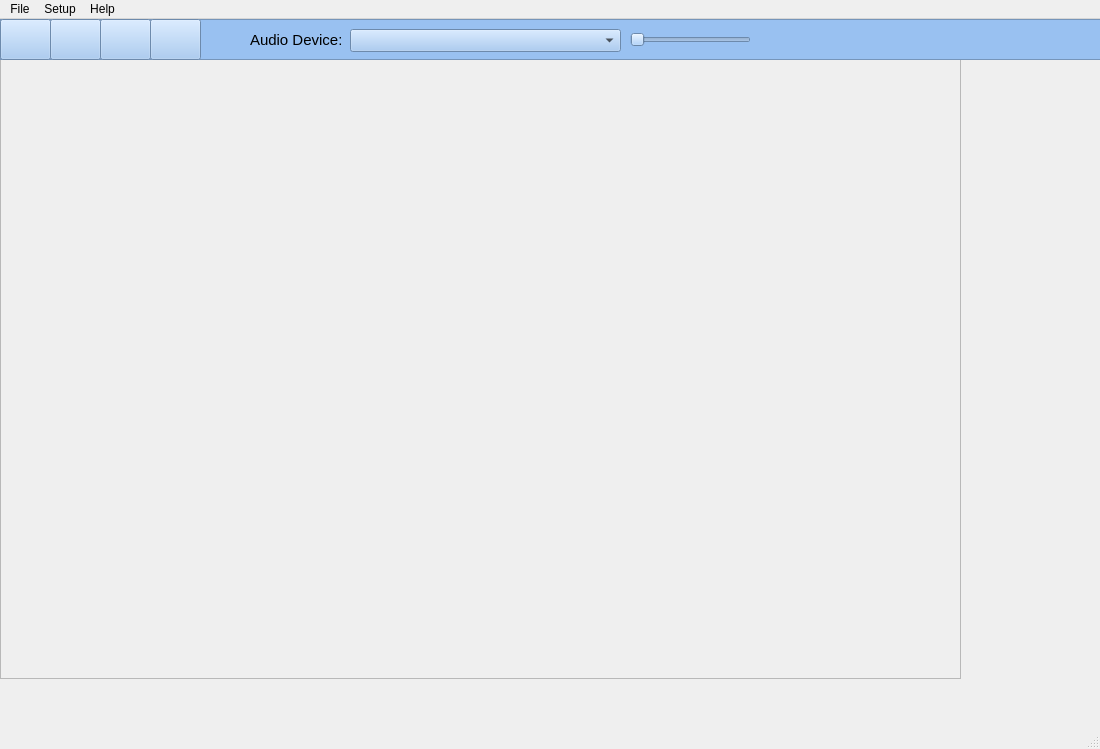
Before: the Qt Designer form CHPlayerQT/src/mainwindow.ui in puste1/CHPlayer, drawn with Qt 5.
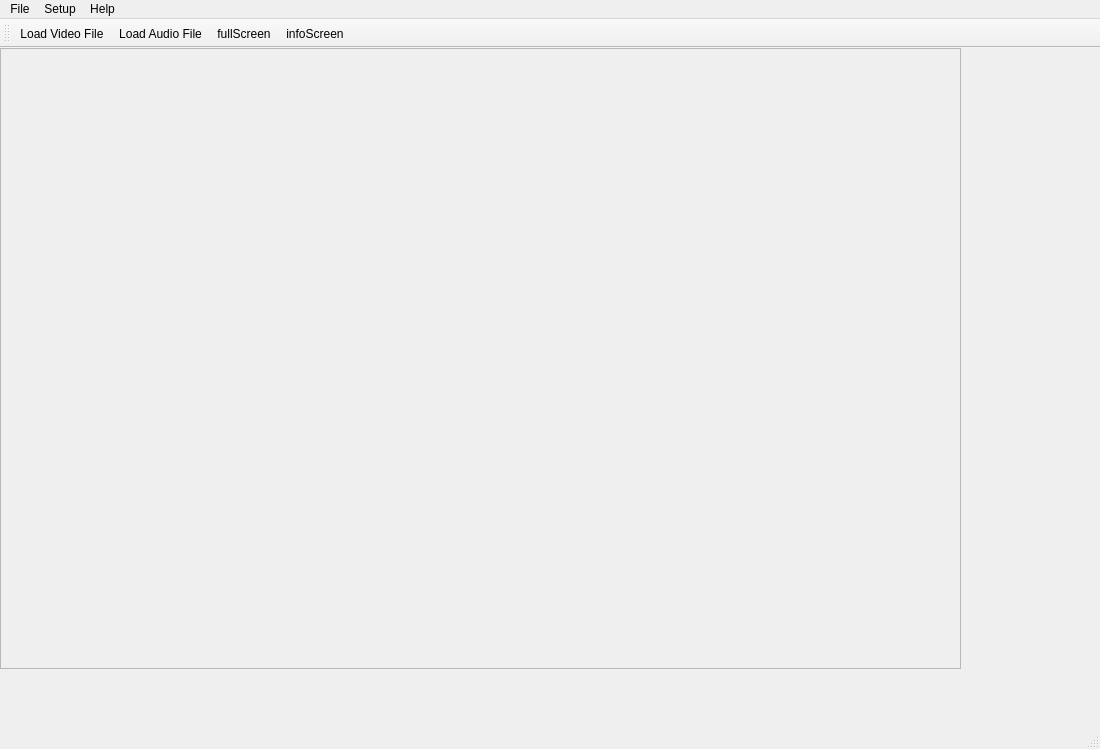
After: the same form once the commit is applied. Icons and pictures are not drawn.

```diff
--- a/CHPlayerQT/src/mainwindow.ui
+++ b/CHPlayerQT/src/mainwindow.ui
@@ -49,7 +49,7 @@
     <property name="geometry">
      <rect>
       <x>0</x>
-      <y>39</y>
+      <y>0</y>
       <width>961</width>
       <height>621</height>
      </rect>
@@ -61,639 +61,6 @@
      <enum>QFrame::Raised</enum>
     </property>
    </widget>
-   <widget class="QFrame" name="topFrame">
-    <property name="enabled">
-     <bool>true</bool>
-    </property>
-    <property name="geometry">
-     <rect>
-      <x>0</x>
-      <y>0</y>
-      <width>1111</width>
-      <height>41</height>
-     </rect>
-    </property>
-    <property name="sizePolicy">
-     <sizepolicy hsizetype="Preferred" vsizetype="Preferred">
-      <horstretch>0</horstretch>
-      <verstretch>0</verstretch>
-     </sizepolicy>
-    </property>
-    <property name="palette">
-     <palette>
-      <active>
-       <colorrole role="WindowText">
-        <brush brushstyle="SolidPattern">
-         <color alpha="255">
-          <red>0</red>
-          <green>0</green>
-          <blue>0</blue>
-         </color>
-        </brush>
-       </colorrole>
-       <colorrole role="Button">
-        <brush brushstyle="SolidPattern">
-         <color alpha="255">
-          <red>153</red>
-          <green>193</green>
-          <blue>241</blue>
-         </color>
-        </brush>
-       </colorrole>
-       <colorrole role="Light">
-        <brush brushstyle="SolidPattern">
-         <color alpha="255">
-          <red>255</red>
-          <green>255</green>
-          <blue>255</blue>
-         </color>
-        </brush>
-       </colorrole>
-       <colorrole role="Midlight">
-        <brush brushstyle="SolidPattern">
-         <color alpha="255">
-          <red>204</red>
-          <green>224</green>
-          <blue>248</blue>
-         </color>
-        </brush>
-       </colorrole>
-       <colorrole role="Dark">
-        <brush brushstyle="SolidPattern">
-         <color alpha="255">
-          <red>76</red>
-          <green>96</green>
-          <blue>120</blue>
-         </color>
-        </brush>
-       </colorrole>
-       <colorrole role="Mid">
-        <brush brushstyle="SolidPattern">
-         <color alpha="255">
-          <red>102</red>
-          <green>129</green>
-          <blue>161</blue>
-         </color>
-        </brush>
-       </colorrole>
-       <colorrole role="Text">
-        <brush brushstyle="SolidPattern">
-         <color alpha="255">
-          <red>0</red>
-          <green>0</green>
-          <blue>0</blue>
-         </color>
-        </brush>
-       </colorrole>
-       <colorrole role="BrightText">
-        <brush brushstyle="SolidPattern">
-         <color alpha="255">
-          <red>255</red>
-          <green>255</green>
-          <blue>255</blue>
-         </color>
-        </brush>
-       </colorrole>
-       <colorrole role="ButtonText">
-        <brush brushstyle="SolidPattern">
-         <color alpha="255">
-          <red>0</red>
-          <green>0</green>
-          <blue>0</blue>
-         </color>
-        </brush>
-       </colorrole>
-       <colorrole role="Base">
-        <brush brushstyle="SolidPattern">
-         <color alpha="255">
-          <red>255</red>
-          <green>255</green>
-          <blue>255</blue>
-         </color>
-        </brush>
-       </colorrole>
-       <colorrole role="Window">
-        <brush brushstyle="SolidPattern">
-         <color alpha="255">
-          <red>153</red>
-          <green>193</green>
-          <blue>241</blue>
-         </color>
-        </brush>
-       </colorrole>
-       <colorrole role="Shadow">
-        <brush brushstyle="SolidPattern">
-         <color alpha="255">
-          <red>0</red>
-          <green>0</green>
-          <blue>0</blue>
-         </color>
-        </brush>
-       </colorrole>
-       <colorrole role="AlternateBase">
-        <brush brushstyle="SolidPattern">
-         <color alpha="255">
-          <red>204</red>
-          <green>224</green>
-          <blue>248</blue>
-         </color>
-        </brush>
-       </colorrole>
-       <colorrole role="ToolTipBase">
-        <brush brushstyle="SolidPattern">
-         <color alpha="255">
-          <red>255</red>
-          <green>255</green>
-          <blue>220</blue>
-         </color>
-        </brush>
-       </colorrole>
-       <colorrole role="ToolTipText">
-        <brush brushstyle="SolidPattern">
-         <color alpha="255">
-          <red>0</red>
-          <green>0</green>
-          <blue>0</blue>
-         </color>
-        </brush>
-       </colorrole>
-       <colorrole role="PlaceholderText">
-        <brush brushstyle="SolidPattern">
-         <color alpha="127">
-          <red>0</red>
-          <green>0</green>
-          <blue>0</blue>
-         </color>
-        </brush>
-       </colorrole>
-       <colorrole role="Accent">
-        <brush brushstyle="SolidPattern">
-         <color alpha="255">
-          <red>255</red>
-          <green>255</green>
-          <blue>255</blue>
-         </color>
-        </brush>
-       </colorrole>
-      </active>
-      <inactive>
-       <colorrole role="WindowText">
-        <brush brushstyle="SolidPattern">
-         <color alpha="255">
-          <red>0</red>
-          <green>0</green>
-          <blue>0</blue>
-         </color>
-        </brush>
-       </colorrole>
-       <colorrole role="Button">
-        <brush brushstyle="SolidPattern">
-         <color alpha="255">
-          <red>153</red>
-          <green>193</green>
-          <blue>241</blue>
-         </color>
-        </brush>
-       </colorrole>
-       <colorrole role="Light">
-        <brush brushstyle="SolidPattern">
-         <color alpha="255">
-          <red>255</red>
-          <green>255</green>
-          <blue>255</blue>
-         </color>
-        </brush>
-       </colorrole>
-       <colorrole role="Midlight">
-        <brush brushstyle="SolidPattern">
-         <color alpha="255">
-          <red>204</red>
-          <green>224</green>
-          <blue>248</blue>
-         </color>
-        </brush>
-       </colorrole>
-       <colorrole role="Dark">
-        <brush brushstyle="SolidPattern">
-         <color alpha="255">
-          <red>76</red>
-          <green>96</green>
-          <blue>120</blue>
-         </color>
-        </brush>
-       </colorrole>
-       <colorrole role="Mid">
-        <brush brushstyle="SolidPattern">
-         <color alpha="255">
-          <red>102</red>
-          <green>129</green>
-          <blue>161</blue>
-         </color>
-        </brush>
-       </colorrole>
-       <colorrole role="Text">
-        <brush brushstyle="SolidPattern">
-         <color alpha="255">
-          <red>0</red>
-          <green>0</green>
-          <blue>0</blue>
-         </color>
-        </brush>
-       </colorrole>
-       <colorrole role="BrightText">
-        <brush brushstyle="SolidPattern">
-         <color alpha="255">
-          <red>255</red>
-          <green>255</green>
-          <blue>255</blue>
-         </color>
-        </brush>
-       </colorrole>
-       <colorrole role="ButtonText">
-        <brush brushstyle="SolidPattern">
-         <color alpha="255">
-          <red>0</red>
-          <green>0</green>
-          <blue>0</blue>
-         </color>
-        </brush>
-       </colorrole>
-       <colorrole role="Base">
-        <brush brushstyle="SolidPattern">
-         <color alpha="255">
-          <red>255</red>
-          <green>255</green>
-          <blue>255</blue>
-         </color>
-        </brush>
-       </colorrole>
-       <colorrole role="Window">
-        <brush brushstyle="SolidPattern">
-         <color alpha="255">
-          <red>153</red>
-          <green>193</green>
-          <blue>241</blue>
-         </color>
-        </brush>
-       </colorrole>
-       <colorrole role="Shadow">
-        <brush brushstyle="SolidPattern">
-         <color alpha="255">
-          <red>0</red>
-          <green>0</green>
-          <blue>0</blue>
-         </color>
-        </brush>
-       </colorrole>
-       <colorrole role="AlternateBase">
-        <brush brushstyle="SolidPattern">
-         <color alpha="255">
-          <red>204</red>
-          <green>224</green>
-          <blue>248</blue>
-         </color>
-        </brush>
-       </colorrole>
-       <colorrole role="ToolTipBase">
-        <brush brushstyle="SolidPattern">
-         <color alpha="255">
-          <red>255</red>
-          <green>255</green>
-          <blue>220</blue>
-         </color>
-        </brush>
-       </colorrole>
-       <colorrole role="ToolTipText">
-        <brush brushstyle="SolidPattern">
-         <color alpha="255">
-          <red>0</red>
-          <green>0</green>
-          <blue>0</blue>
-         </color>
-        </brush>
-       </colorrole>
-       <colorrole role="PlaceholderText">
-        <brush brushstyle="SolidPattern">
-         <color alpha="127">
-          <red>0</red>
-          <green>0</green>
-          <blue>0</blue>
-         </color>
-        </brush>
-       </colorrole>
-       <colorrole role="Accent">
-        <brush brushstyle="SolidPattern">
-         <color alpha="255">
-          <red>255</red>
-          <green>255</green>
-          <blue>255</blue>
-         </color>
-        </brush>
-       </colorrole>
-      </inactive>
-      <disabled>
-       <colorrole role="WindowText">
-        <brush brushstyle="SolidPattern">
-         <color alpha="255">
-          <red>76</red>
-          <green>96</green>
-          <blue>120</blue>
-         </color>
-        </brush>
-       </colorrole>
-       <colorrole role="Button">
-        <brush brushstyle="SolidPattern">
-         <color alpha="255">
-          <red>153</red>
-          <green>193</green>
-          <blue>241</blue>
-         </color>
-        </brush>
-       </colorrole>
-       <colorrole role="Light">
-        <brush brushstyle="SolidPattern">
-         <color alpha="255">
-          <red>255</red>
-          <green>255</green>
-          <blue>255</blue>
-         </color>
-        </brush>
-       </colorrole>
-       <colorrole role="Midlight">
-        <brush brushstyle="SolidPattern">
-         <color alpha="255">
-          <red>204</red>
-          <green>224</green>
-          <blue>248</blue>
-         </color>
-        </brush>
-       </colorrole>
-       <colorrole role="Dark">
-        <brush brushstyle="SolidPattern">
-         <color alpha="255">
-          <red>76</red>
-          <green>96</green>
-          <blue>120</blue>
-         </color>
-        </brush>
-       </colorrole>
-       <colorrole role="Mid">
-        <brush brushstyle="SolidPattern">
-         <color alpha="255">
-          <red>102</red>
-          <green>129</green>
-          <blue>161</blue>
-         </color>
-        </brush>
-       </colorrole>
-       <colorrole role="Text">
-        <brush brushstyle="SolidPattern">
-         <color alpha="255">
-          <red>76</red>
-          <green>96</green>
-          <blue>120</blue>
-         </color>
-        </brush>
-       </colorrole>
-       <colorrole role="BrightText">
-        <brush brushstyle="SolidPattern">
-         <color alpha="255">
-          <red>255</red>
-          <green>255</green>
-          <blue>255</blue>
-         </color>
-        </brush>
-       </colorrole>
-       <colorrole role="ButtonText">
-        <brush brushstyle="SolidPattern">
-         <color alpha="255">
-          <red>76</red>
-          <green>96</green>
-          <blue>120</blue>
-         </color>
-        </brush>
-       </colorrole>
-       <colorrole role="Base">
-        <brush brushstyle="SolidPattern">
-         <color alpha="255">
-          <red>153</red>
-          <green>193</green>
-          <blue>241</blue>
-         </color>
-        </brush>
-       </colorrole>
-       <colorrole role="Window">
-        <brush brushstyle="SolidPattern">
-         <color alpha="255">
-          <red>153</red>
-          <green>193</green>
-          <blue>241</blue>
-         </color>
-        </brush>
-       </colorrole>
-       <colorrole role="Shadow">
-        <brush brushstyle="SolidPattern">
-         <color alpha="255">
-          <red>0</red>
-          <green>0</green>
-          <blue>0</blue>
-         </color>
-        </brush>
-       </colorrole>
-       <colorrole role="AlternateBase">
-        <brush brushstyle="SolidPattern">
-         <color alpha="255">
-          <red>153</red>
-          <green>193</green>
-          <blue>241</blue>
-         </color>
-        </brush>
-       </colorrole>
-       <colorrole role="ToolTipBase">
-        <brush brushstyle="SolidPattern">
-         <color alpha="255">
-          <red>255</red>
-          <green>255</green>
-          <blue>220</blue>
-         </color>
-        </brush>
-       </colorrole>
-       <colorrole role="ToolTipText">
-        <brush brushstyle="SolidPattern">
-         <color alpha="255">
-          <red>0</red>
-          <green>0</green>
-          <blue>0</blue>
-         </color>
-        </brush>
-       </colorrole>
-       <colorrole role="PlaceholderText">
-        <brush brushstyle="SolidPattern">
-         <color alpha="127">
-          <red>76</red>
-          <green>96</green>
-          <blue>120</blue>
-         </color>
-        </brush>
-       </colorrole>
-       <colorrole role="Accent">
-        <brush brushstyle="SolidPattern">
-         <color alpha="255">
-          <red>220</red>
-          <green>236</green>
-          <blue>255</blue>
-         </color>
-        </brush>
-       </colorrole>
-      </disabled>
-     </palette>
-    </property>
-    <property name="autoFillBackground">
-     <bool>true</bool>
-    </property>
-    <property name="frameShape">
-     <enum>QFrame::StyledPanel</enum>
-    </property>
-    <property name="frameShadow">
-     <enum>QFrame::Raised</enum>
-    </property>
-    <widget class="QPushButton" name="OpenVideo">
-     <property name="geometry">
-      <rect>
-       <x>0</x>
-       <y>0</y>
-       <width>51</width>
-       <height>41</height>
-      </rect>
-     </property>
-     <property name="text">
-      <string/>
-     </property>
-     <property name="icon">
-      <iconset resource="Resources.qrc">
-       <normaloff>:/resources/My-Videos-icon.png</normaloff>:/resources/My-Videos-icon.png</iconset>
-     </property>
-     <property name="iconSize">
-      <size>
-       <width>32</width>
-       <height>32</height>
-      </size>
-     </property>
-    </widget>
-    <widget class="QPushButton" name="OpenAudio">
-     <property name="geometry">
-      <rect>
-       <x>50</x>
-       <y>0</y>
-       <width>51</width>
-       <height>41</height>
-      </rect>
-     </property>
-     <property name="text">
-      <string/>
-     </property>
-     <property name="icon">
-      <iconset resource="Resources.qrc">
-       <normaloff>:/resources/My-Music-icon.png</normaloff>:/resources/My-Music-icon.png</iconset>
-     </property>
-     <property name="iconSize">
-      <size>
-       <width>32</width>
-       <height>32</height>
-      </size>
-     </property>
-    </widget>
-    <widget class="QPushButton" name="BtFullscreen">
-     <property name="geometry">
-      <rect>
-       <x>100</x>
-       <y>0</y>
-       <width>51</width>
-       <height>41</height>
-      </rect>
-     </property>
-     <property name="text">
-      <string/>
-     </property>
-     <property name="icon">
-      <iconset resource="Resources.qrc">
-       <normaloff>:/resources/Full_screen.png</normaloff>:/resources/Full_screen.png</iconset>
-     </property>
-     <property name="iconSize">
-      <size>
-       <width>32</width>
-       <height>32</height>
-      </size>
-     </property>
-     <property name="autoRepeat">
-      <bool>false</bool>
-     </property>
-    </widget>
-    <widget class="QPushButton" name="OpenInfo">
-     <property name="geometry">
-      <rect>
-       <x>150</x>
-       <y>0</y>
-       <width>51</width>
-       <height>41</height>
-      </rect>
-     </property>
-     <property name="text">
-      <string/>
-     </property>
-     <property name="icon">
-      <iconset resource="Resources.qrc">
-       <normaloff>:/resources/information-emblem.png</normaloff>:/resources/information-emblem.png</iconset>
-     </property>
-     <property name="iconSize">
-      <size>
-       <width>32</width>
-       <height>32</height>
-      </size>
-     </property>
-    </widget>
-    <widget class="QComboBox" name="audioOutputComboBox">
-     <property name="geometry">
-      <rect>
-       <x>350</x>
-       <y>10</y>
-       <width>271</width>
-       <height>23</height>
-      </rect>
-     </property>
-    </widget>
-    <widget class="QLabel" name="label">
-     <property name="geometry">
-      <rect>
-       <x>250</x>
-       <y>10</y>
-       <width>91</width>
-       <height>21</height>
-      </rect>
-     </property>
-     <property name="font">
-      <font>
-       <pointsize>11</pointsize>
-      </font>
-     </property>
-     <property name="text">
-      <string>Audio Device:</string>
-     </property>
-    </widget>
-    <widget class="QSlider" name="audioSlider">
-     <property name="geometry">
-      <rect>
-       <x>630</x>
-       <y>10</y>
-       <width>121</width>
-       <height>21</height>
-      </rect>
-     </property>
-     <property name="orientation">
-      <enum>Qt::Horizontal</enum>
-     </property>
-    </widget>
-   </widget>
   </widget>
   <widget class="QMenuBar" name="menubar">
    <property name="geometry">
@@ -730,6 +97,21 @@
    <addaction name="menuHelp"/>
   </widget>
   <widget class="QStatusBar" name="statusbar"/>
+  <widget class="QToolBar" name="toolBar">
+   <property name="windowTitle">
+    <string>toolBar</string>
+   </property>
+   <attribute name="toolBarArea">
+    <enum>TopToolBarArea</enum>
+   </attribute>
+   <attribute name="toolBarBreak">
+    <bool>false</bool>
+   </attribute>
+   <addaction name="actionLoad_Video_File"/>
+   <addaction name="actionLoad_Audio_File"/>
+   <addaction name="actionfullScreen"/>
+   <addaction name="actioninfoScreen"/>
+  </widget>
   <action name="actionLoad_Video_File">
    <property name="text">
     <string>Load Video File</string>
@@ -755,6 +137,28 @@
     <string>Audio Output</string>
    </property>
   </action>
+  <action name="actionfullScreen">
+   <property name="icon">
+    <iconset theme="view-fullscreen"/>
+   </property>
+   <property name="text">
+    <string>fullScreen</string>
+   </property>
+   <property name="menuRole">
+    <enum>QAction::NoRole</enum>
+   </property>
+  </action>
+  <action name="actioninfoScreen">
+   <property name="icon">
+    <iconset theme="dialog-information"/>
+   </property>
+   <property name="text">
+    <string>infoScreen</string>
+   </property>
+   <property name="menuRole">
+    <enum>QAction::NoRole</enum>
+   </property>
+  </action>
  </widget>
  <resources>
   <include location="Resources.qrc"/>
```
Left out of the diff: 6 changed lines with no effect on the pictures.
